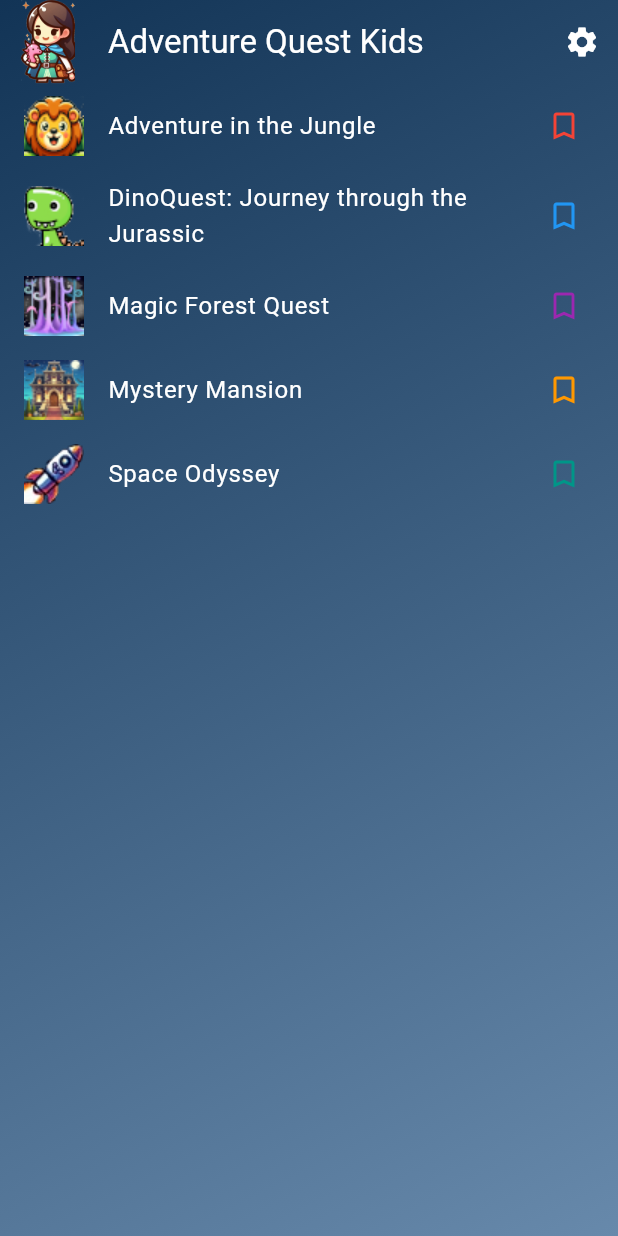
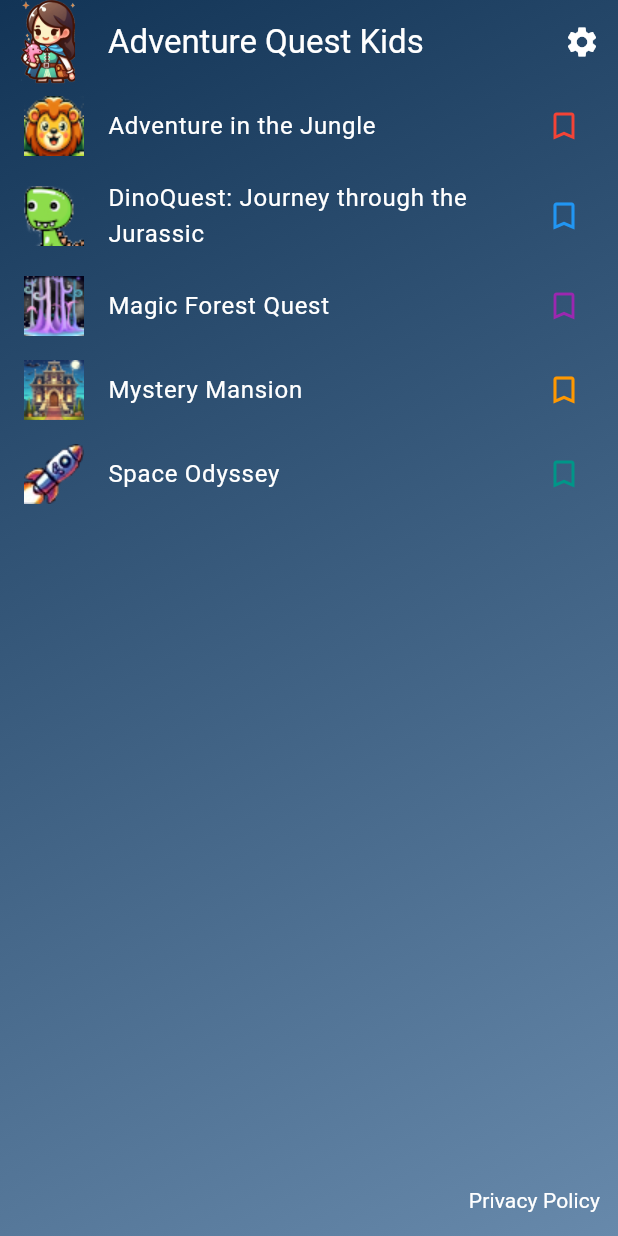
Before and after one commit to aaronlovi/adventure_quest_kids, a Flutter app: the screen it shows after launch, on a phone screen of 412 x 824 dp. Run offline on Flutter 3.47's test engine with Material 3 defaults, Android fonts, the phone set to English and light mode, and no system bars; our stand-ins replace audioplayers, flutter_dotenv, get_it, google_mobile_ads, shared_preferences, yaml; generated files the repository leaves out were written again.

Commit message:
Added link for privacy policy

```diff
--- a/lib/l10n/app_en.arb
+++ b/lib/l10n/app_en.arb
@@ -71,5 +71,7 @@
     "language": "Language",
 
     "english": "English",
-    "french": "French"
+    "french": "French",
+
+    "privacy_policy": "Privacy Policy"
 }
--- a/lib/l10n/app_fr.arb
+++ b/lib/l10n/app_fr.arb
@@ -32,5 +32,7 @@
     "language": "Langue",
 
     "english": "Anglais",
-    "french": "Français"
+    "french": "Français",
+
+    "privacy_policy": "Politique de confidentialité"
 }
--- a/lib/views/main_screen.dart
+++ b/lib/views/main_screen.dart
@@ -5,6 +5,7 @@ import 'package:adventure_quest_kids/utils/sound_utils.dart';
 import 'package:flutter/material.dart';
 import 'package:flutter_gen/gen_l10n/app_localizations.dart';
 import 'package:get_it/get_it.dart';
+import 'package:url_launcher/url_launcher_string.dart';
 
 import '../main.dart';
 import '../utils/ad_state.dart';
@@ -99,7 +100,9 @@ class MainScreenState extends State<MainScreen> with RouteAware {
   }
 
   Widget _getBody(List<String> storyNames, BuildContext context) {
-    return Container(
+    return Stack(
+      children: [
+        Container(
             decoration: const BoxDecoration(
               gradient: LinearGradient(
                 begin: Alignment.topLeft,
@@ -119,7 +122,8 @@ class MainScreenState extends State<MainScreen> with RouteAware {
                   StoryMetaData storyMetaData = registry.storyList[storyName]!;
                   Set<String> terminalPagesVisited =
                       registry.getTerminalPagesVisited(storyName);
-              bool anyTerminalPagesVisited = terminalPagesVisited.isNotEmpty;
+                  bool anyTerminalPagesVisited =
+                      terminalPagesVisited.isNotEmpty;
                   bool allTerminalPagesVisited = terminalPagesVisited.length ==
                       storyMetaData.terminalPageIds.length;
                   String toolTipMsg = allTerminalPagesVisited
@@ -142,6 +146,22 @@ class MainScreenState extends State<MainScreen> with RouteAware {
                     routeObserver: routeObserver,
                     iconColor: iconColor,
                   );
-            }));
+                })),
+        Positioned(
+            right: 0,
+            bottom: 0,
+            child: TextButton(
+                onPressed: () => _launchUrl(
+                    'https://app.enzuzo.com/policies/privacy/e1a6bd74-b2b6-11ee-82c3-83a96d2585d9'),
+                child: Text(AppLocalizations.of(context)!.privacy_policy,
+                    style: const TextStyle(color: Colors.white)))),
+      ],
+    );
+  }
+
+  Future<void> _launchUrl(url) async {
+    await canLaunchUrlString(url)
+        ? await launchUrlString(url)
+        : throw 'Could not launch $url';
   }
 }
--- a/pubspec.yaml
+++ b/pubspec.yaml
@@ -42,10 +42,11 @@ dependencies:
   shared_preferences: ^2.2.2
   flutter_localizations:
     sdk: flutter
-  intl: ^0.18.1
+  intl: any
   provider: ^6.1.1
   google_mobile_ads: ^4.0.0
   flutter_dotenv: ^5.1.0
+  url_launcher: ^6.2.3
 
 dev_dependencies:
   flutter_test:
```
Also changed, not shown: pubspec.lock, 2 other files. Lines whose indentation alone changed are shown as unchanged.
